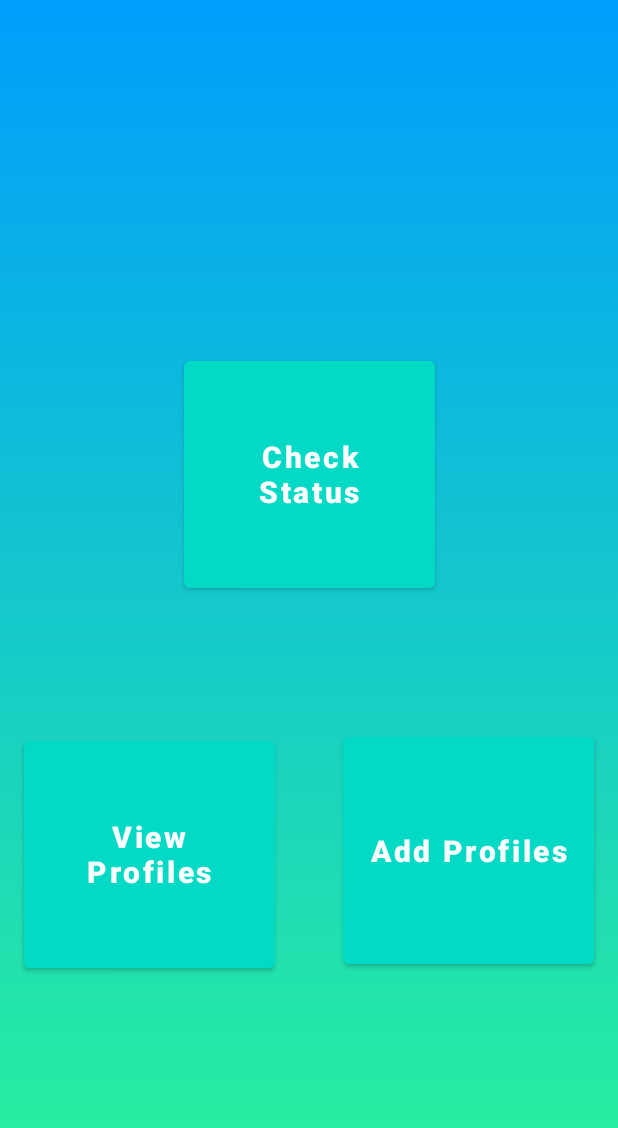
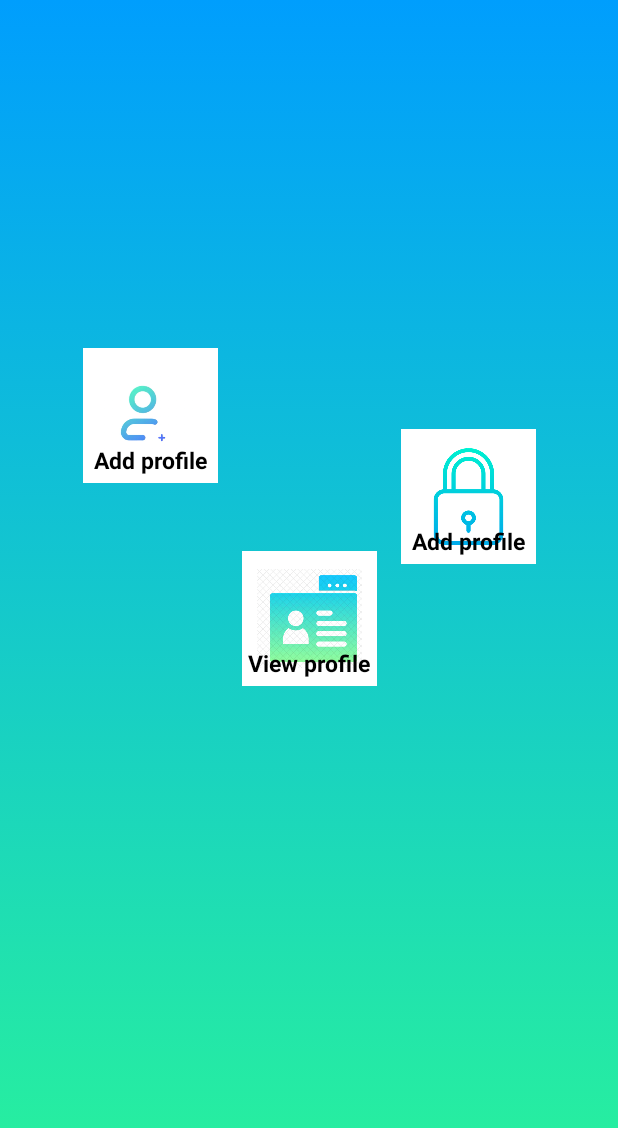
Before and after one commit to rezeqk/Biometric-Safe, an Android app: the layout activity_main.xml on its own in the app's theme, with its tools: preview values and no code run, on a phone screen of 412 x 824 dp. Shown: the top 1128 px of the screen. Run offline under Robolectric (Android 15) with nearby library versions, the phone set to English and light mode, and no system bars.

Commit message:
modified and added imagebuttons on the main page

```diff
--- a/app/src/main/res/drawable/custom_button.xml
+++ b/app/src/main/res/drawable/custom_button.xml
@@ -4,5 +4,5 @@
 
     <solid android:color="#FF03DAC5"></solid>
 
-    <corners android:radius="10dp"/>
+    <corners android:radius="50dp"/>
 </shape>
--- a/app/src/main/res/layout/activity_main.xml
+++ b/app/src/main/res/layout/activity_main.xml
@@ -2,62 +2,103 @@
 <androidx.constraintlayout.widget.ConstraintLayout xmlns:android="http://schemas.android.com/apk/res/android"
     xmlns:app="http://schemas.android.com/apk/res-auto"
     xmlns:tools="http://schemas.android.com/tools"
-    android:id="@+id/Add_profile"
     android:layout_width="match_parent"
     android:layout_height="match_parent"
-    android:background="@drawable/gradient_background"
-    tools:context=".MainActivity">
+    android:orientation="vertical"
+    tools:context=".MainActivity"
+    android:background="@drawable/gradient_background">
 
-    <Button
+
+    <FrameLayout
         android:id="@+id/add_profile"
-        android:layout_width="167dp"
-        android:layout_height="163dp"
-        android:layout_marginTop="64dp"
-        android:backgroundTint="#FF03DAC5"
-        android:text="Add Profiles"
-        android:textAllCaps="false"
-        android:textColor="#FFFF "
-        android:textSize="20sp"
-        android:textStyle="bold"
+        android:layout_width="90dp"
+        android:layout_height="90dp"
+        android:background="#fff"
         app:layout_constraintBottom_toBottomOf="parent"
         app:layout_constraintEnd_toEndOf="parent"
-        app:layout_constraintHorizontal_bias="0.934"
+        app:layout_constraintHorizontal_bias="0.171"
         app:layout_constraintStart_toStartOf="parent"
         app:layout_constraintTop_toTopOf="parent"
-        app:layout_constraintVertical_bias="0.706" />
+        app:layout_constraintVertical_bias="0.316">
 
-    <Button
-        android:id="@+id/view_profile"
-        android:layout_width="167dp"
-        android:layout_height="163dp"
-        android:backgroundTint="#FF03DAC5"
-        android:text="View Profiles"
-        android:textAllCaps="false"
-        android:textColor="#FFFF "
-        android:textSize="20sp"
-        android:textStyle="bold"
+        <ImageButton
+            android:id="@+id/add_profile_button"
+            android:layout_width="70dp"
+            android:layout_height="70dp"
+            android:layout_gravity="center"
+            android:background="#fff"
+            android:scaleType="fitCenter"
+            android:src="@drawable/add_profile" />
+
+        <TextView
+            android:layout_width="wrap_content"
+            android:layout_height="wrap_content"
+            android:layout_gravity="center"
+            android:layout_marginTop="30dp"
+            android:text="Add profile"
+            android:textColor="@color/black"
+            android:textSize="15dp"
+            android:textStyle="bold" />
+    </FrameLayout>
+
+    <FrameLayout
+        android:id="@+id/status"
+        android:layout_width="90dp"
+        android:layout_height="90dp"
+        android:background="#fff"
         app:layout_constraintBottom_toBottomOf="parent"
         app:layout_constraintEnd_toEndOf="parent"
-        app:layout_constraintHorizontal_bias="0.065"
+        app:layout_constraintHorizontal_bias="0.831"
         app:layout_constraintStart_toStartOf="parent"
         app:layout_constraintTop_toTopOf="parent"
-        app:layout_constraintVertical_bias="0.739" />
+        app:layout_constraintVertical_bias="0.39">
 
-    <Button
-        android:id="@+id/check_status"
-        android:layout_width="167dp"
-        android:layout_height="163dp"
-        android:backgroundTint="#FF03DAC5"
-        android:text="Check Status"
-        android:textAllCaps="false"
-        android:textColor="#FFFF "
-        android:textSize="20sp"
-        android:textStyle="bold"
+        <ImageButton
+            android:layout_width="70dp"
+            android:layout_height="70dp"
+            android:layout_gravity="center"
+            android:background="#fff"
+            android:scaleType="fitCenter"
+            android:src="@drawable/lock" />
+
+        <TextView
+            android:layout_width="wrap_content"
+            android:layout_height="wrap_content"
+            android:layout_gravity="center"
+            android:layout_marginTop="30dp"
+            android:text="Add profile"
+            android:textColor="@color/black"
+            android:textSize="15dp"
+            android:textStyle="bold" />
+    </FrameLayout>
+
+    <FrameLayout
+        android:id="@+id/view_profile"
+        android:layout_width="90dp"
+        android:layout_height="90dp"
+        android:background="#fff"
         app:layout_constraintBottom_toBottomOf="parent"
         app:layout_constraintEnd_toEndOf="parent"
-        app:layout_constraintHorizontal_bias="0.5"
         app:layout_constraintStart_toStartOf="parent"
-        app:layout_constraintTop_toTopOf="parent"
-        app:layout_constraintVertical_bias="0.355" />
+        app:layout_constraintTop_toTopOf="parent">
+
+        <ImageButton
+            android:layout_width="70dp"
+            android:layout_height="70dp"
+            android:layout_gravity="center"
+            android:background="#fff"
+            android:scaleType="fitCenter"
+            android:src="@drawable/view_profile"/>
+        <TextView
+            android:layout_width="wrap_content"
+            android:layout_height="wrap_content"
+            android:text="View profile"
+            android:layout_gravity="center"
+            android:layout_marginTop="30dp"
+            android:textStyle="bold"
+            android:textColor="@color/black"
+            android:textSize="15dp"/>
+    </FrameLayout>
+
 
 </androidx.constraintlayout.widget.ConstraintLayout>
```
